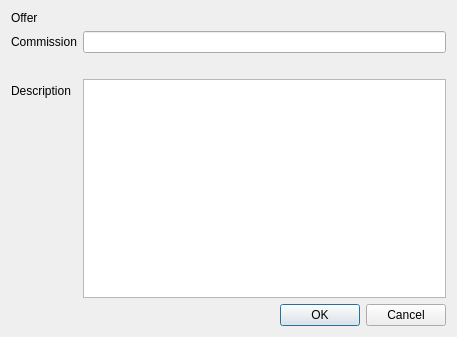
First picture: the form in src/qt/forms/resellofferdialog.ui, repository willyko/syscoin2, before the edit.
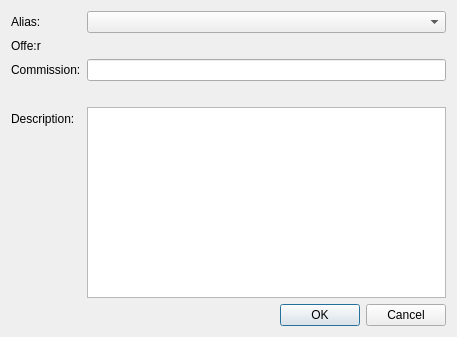
Second picture: the form after the edit.

Commit message: offerlink dialog

The edit to the form file:
```diff
--- a/src/qt/forms/resellofferdialog.ui
+++ b/src/qt/forms/resellofferdialog.ui
@@ -19,38 +19,38 @@
      <property name="fieldGrowthPolicy">
       <enum>QFormLayout::AllNonFixedFieldsGrow</enum>
      </property>
-     <item row="0" column="0">
+     <item row="1" column="0">
       <widget class="QLabel" name="offerLabel">
        <property name="text">
-        <string>Offer</string>
+        <string>Offe:r</string>
        </property>
       </widget>
      </item>
-     <item row="0" column="1">
+     <item row="1" column="1">
       <widget class="QLabel" name="offerGUIDLabel">
        <property name="text">
         <string/>
        </property>
       </widget>
      </item>
-     <item row="1" column="0">
+     <item row="2" column="0">
       <widget class="QLabel" name="label_2">
        <property name="text">
-        <string>Commission</string>
+        <string>Commission:</string>
        </property>
        <property name="buddy">
         <cstring>commissionEdit</cstring>
        </property>
       </widget>
      </item>
-     <item row="1" column="1">
+     <item row="2" column="1">
       <widget class="QLineEdit" name="commissionEdit">
        <property name="toolTip">
         <string>A commission to apply to your resold offer ontop of any discounts you may recieve from the seller.</string>
        </property>
       </widget>
      </item>
-     <item row="2" column="1">
+     <item row="3" column="1">
       <widget class="QLabel" name="commissionDisclaimer">
        <property name="text">
         <string/>
@@ -60,16 +60,26 @@
        </property>
       </widget>
      </item>
-     <item row="3" column="0">
+     <item row="4" column="0">
       <widget class="QLabel" name="descriptionLabel">
        <property name="text">
-        <string>Description</string>
+        <string>Description:</string>
        </property>
       </widget>
      </item>
-     <item row="3" column="1">
+     <item row="4" column="1">
       <widget class="QPlainTextEdit" name="descriptionEdit"/>
      </item>
+     <item row="0" column="0">
+      <widget class="QLabel" name="label">
+       <property name="text">
+        <string>Alias:</string>
+       </property>
+      </widget>
+     </item>
+     <item row="0" column="1">
+      <widget class="QComboBox" name="aliasEdit"/>
+     </item>
     </layout>
    </item>
    <item>
```
The commit also changes 2 other files.
